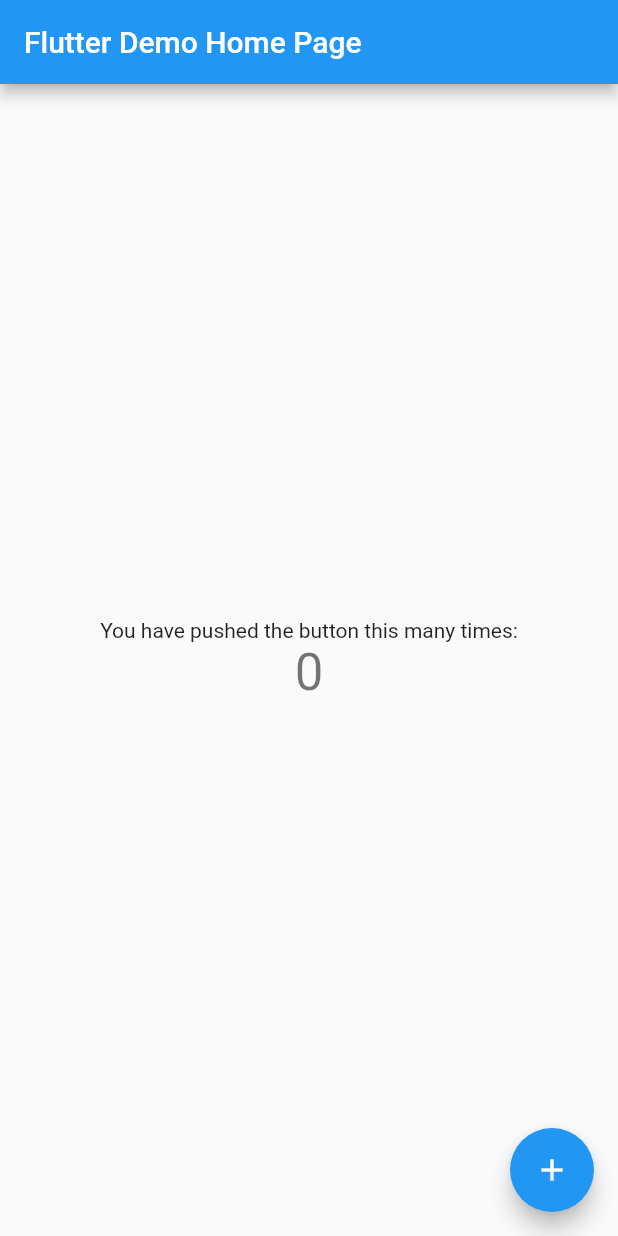
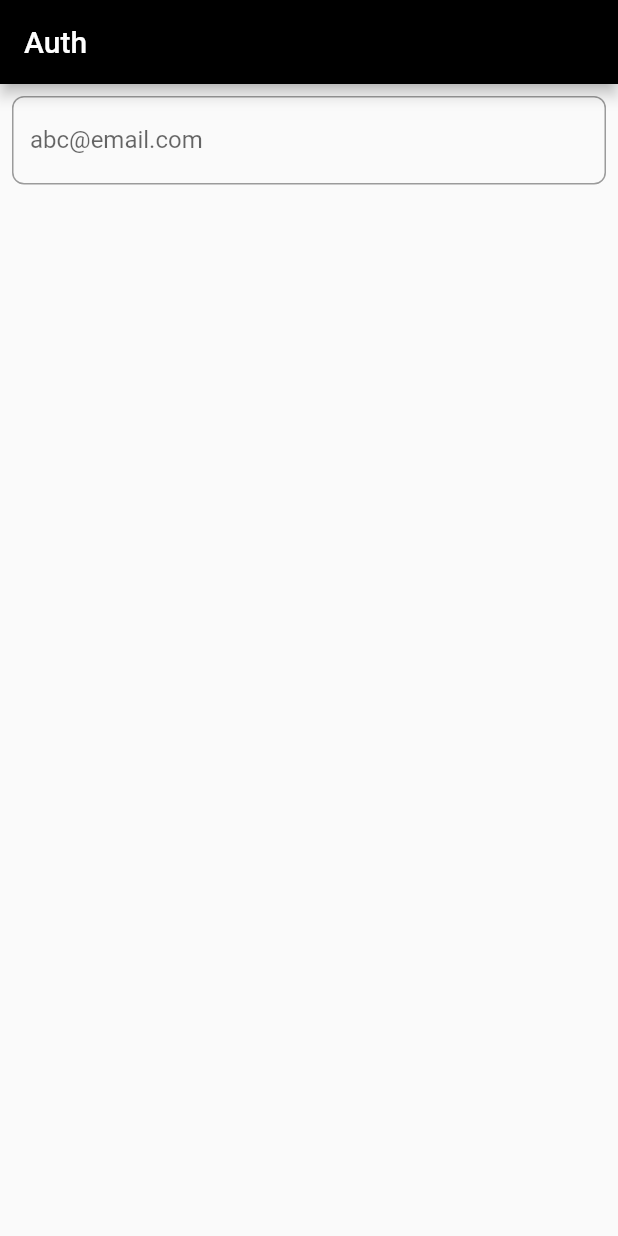
Before and after one commit to milkbreadzee/todoapp, a Flutter app: the screen it shows after launch, on a phone screen of 412 x 824 dp. Run offline on Flutter 3.47's test engine with Material 2 defaults, Android fonts, the phone set to English and light mode, and no system bars; our stand-ins replace firebase_core, google_fonts; accounts and stored records are empty.

Commit message:
flutterfire, googlefonts

```diff
--- /dev/null
+++ b/lib/auth/authForm.dart
@@ -0,0 +1,63 @@
+import 'package:flutter/material.dart';
+import 'package:google_fonts/google_fonts.dart';
+
+class AuthForm extends StatefulWidget {
+  const AuthForm({super.key});
+
+  @override
+  State<AuthForm> createState() => _AuthFormState();
+}
+
+class _AuthFormState extends State<AuthForm> {
+  ///---------------------------------------
+  final _formkey = GlobalKey<FormState>();
+  final _email = '';
+  final _password = '';
+
+  ///--------------------------------------
+  @override
+  Widget build(BuildContext context) {
+    return Container(
+      height: MediaQuery.of(context).size.height,
+      width: MediaQuery.of(context).size.width,
+      // child: ListView(
+      //   children: [
+      //     Container(
+      //       child: Form(child: Column()),
+      //     )
+      //   ],
+      // ),
+      child: Padding(
+        padding: const EdgeInsets.all(8.0),
+        child: ListView(
+          children: <Widget>[
+            Form(
+              key: _formkey, //to validate our form
+              child: Column(
+                mainAxisAlignment: MainAxisAlignment.center,
+                children: [
+                  TextFormField(
+                    keyboardType: TextInputType.emailAddress,
+                    key: ValueKey("email"),
+                    // validator: (value) {
+                    //   if (value.isEmpty || !value.contains('@')) {
+                    //     return 'incorrect email';
+                    //   }
+                    // },
+                    decoration: InputDecoration(
+                        border: OutlineInputBorder(
+                          borderRadius: new BorderRadius.circular(8),
+                          borderSide: new BorderSide(),
+                        ),
+                        labelText: "abc@email.com",
+                        labelStyle: GoogleFonts.roboto()),
+                  )
+                ],
+              ),
+            ),
+          ],
+        ),
+      ),
+    );
+  }
+}
--- /dev/null
+++ b/lib/auth/authScreen.dart
@@ -0,0 +1,19 @@
+import 'package:flutter/material.dart';
+import 'package:todoapp/auth/authForm.dart';
+
+class AuthScreen extends StatefulWidget {
+  const AuthScreen({super.key});
+
+  @override
+  State<AuthScreen> createState() => _AuthScreenState();
+}
+
+class _AuthScreenState extends State<AuthScreen> {
+  @override
+  Widget build(BuildContext context) {
+    return Scaffold(
+      appBar: AppBar(title: Text("Auth"),),
+      body: AuthForm(),
+    );
+  }
+}
--- a/lib/main.dart
+++ b/lib/main.dart
@@ -1,4 +1,6 @@
 import 'package:flutter/material.dart';
+import 'package:todoapp/auth/authScreen.dart';
+import 'package:todoapp/views/Home.dart';
 
 void main() {
   runApp(const MyApp());
@@ -6,110 +8,31 @@ void main() {
 
 class MyApp extends StatelessWidget {
   const MyApp({super.key});
+   static const  MaterialColor mycolor = MaterialColor(0xFF000000, <int, Color>{
+      50: Color(0xFF000000),
+      100: Color(0xFF000000),
+      200: Color(0xFF000000),
+      300: Color(0xFF000000),
+      400: Color(0xFF000000),
+      500: Color(0xFF000000),
+      600: Color(0xFF000000),
+      700: Color(0xFF000000),
+      800: Color(0xFF000000),
+      900: Color(0xFF000000),
+    },
+  );
 
   // This widget is the root of your application.
   @override
   Widget build(BuildContext context) {
     return MaterialApp(
+      debugShowCheckedModeBanner: false,
       title: 'Flutter Demo',
       theme: ThemeData(
-        // This is the theme of your application.
-        //
-        // Try running your application with "flutter run". You'll see the
-        // application has a blue toolbar. Then, without quitting the app, try
-        // changing the primarySwatch below to Colors.green and then invoke
-        // "hot reload" (press "r" in the console where you ran "flutter run",
-        // or simply save your changes to "hot reload" in a Flutter IDE).
-        // Notice that the counter didn't reset back to zero; the application
-        // is not restarted.
-        primarySwatch: Colors.blue,
+
+        primarySwatch: mycolor,
       ),
-      home: const MyHomePage(title: 'Flutter Demo Home Page'),
+      home: const AuthScreen(),
     );
   }
 }
-
-class MyHomePage extends StatefulWidget {
-  const MyHomePage({super.key, required this.title});
-
-  // This widget is the home page of your application. It is stateful, meaning
-  // that it has a State object (defined below) that contains fields that affect
-  // how it looks.
-
-  // This class is the configuration for the state. It holds the values (in this
-  // case the title) provided by the parent (in this case the App widget) and
-  // used by the build method of the State. Fields in a Widget subclass are
-  // always marked "final".
-
-  final String title;
-
-  @override
-  State<MyHomePage> createState() => _MyHomePageState();
-}
-
-class _MyHomePageState extends State<MyHomePage> {
-  int _counter = 0;
-
-  void _incrementCounter() {
-    setState(() {
-      // This call to setState tells the Flutter framework that something has
-      // changed in this State, which causes it to rerun the build method below
-      // so that the display can reflect the updated values. If we changed
-      // _counter without calling setState(), then the build method would not be
-      // called again, and so nothing would appear to happen.
-      _counter++;
-    });
-  }
-
-  @override
-  Widget build(BuildContext context) {
-    // This method is rerun every time setState is called, for instance as done
-    // by the _incrementCounter method above.
-    //
-    // The Flutter framework has been optimized to make rerunning build methods
-    // fast, so that you can just rebuild anything that needs updating rather
-    // than having to individually change instances of widgets.
-    return Scaffold(
-      appBar: AppBar(
-        // Here we take the value from the MyHomePage object that was created by
-        // the App.build method, and use it to set our appbar title.
-        title: Text(widget.title),
-      ),
-      body: Center(
-        // Center is a layout widget. It takes a single child and positions it
-        // in the middle of the parent.
-        child: Column(
-          // Column is also a layout widget. It takes a list of children and
-          // arranges them vertically. By default, it sizes itself to fit its
-          // children horizontally, and tries to be as tall as its parent.
-          //
-          // Invoke "debug painting" (press "p" in the console, choose the
-          // "Toggle Debug Paint" action from the Flutter Inspector in Android
-          // Studio, or the "Toggle Debug Paint" command in Visual Studio Code)
-          // to see the wireframe for each widget.
-          //
-          // Column has various properties to control how it sizes itself and
-          // how it positions its children. Here we use mainAxisAlignment to
-          // center the children vertically; the main axis here is the vertical
-          // axis because Columns are vertical (the cross axis would be
-          // horizontal).
-          mainAxisAlignment: MainAxisAlignment.center,
-          children: <Widget>[
-            const Text(
-              'You have pushed the button this many times:',
-            ),
-            Text(
-              '$_counter',
-              style: Theme.of(context).textTheme.headline4,
-            ),
-          ],
-        ),
-      ),
-      floatingActionButton: FloatingActionButton(
-        onPressed: _incrementCounter,
-        tooltip: 'Increment',
-        child: const Icon(Icons.add),
-      ), // This trailing comma makes auto-formatting nicer for build methods.
-    );
-  }
-}
--- /dev/null
+++ b/lib/views/Home.dart
@@ -0,0 +1,17 @@
+import 'package:flutter/material.dart';
+
+class Home extends StatefulWidget {
+  const Home({super.key});
+
+  @override
+  State<Home> createState() => _HomeState();
+}
+
+class _HomeState extends State<Home> {
+  @override
+  Widget build(BuildContext context) {
+    return Scaffold(
+
+    );
+  }
+}
--- a/pubspec.yaml
+++ b/pubspec.yaml
@@ -36,6 +36,8 @@ dependencies:
   # The following adds the Cupertino Icons font to your application.
   # Use with the CupertinoIcons class for iOS style icons.
   cupertino_icons: ^1.0.2
+  firebase_core: ^2.4.1
+  google_fonts: ^3.0.1
 
 dev_dependencies:
   flutter_test:
```
Also changed, not shown: lib/firebase_options.dart (added), pubspec.lock, 7 other files.
